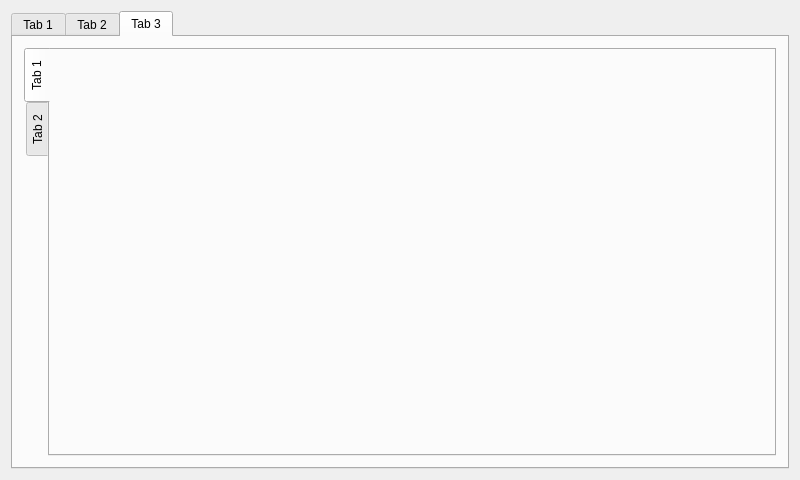
The window that examples/tabwidgetexamples/mainwindow.ui (AbelTian/LibQQt) describes before a commit, drawn with Qt 5.
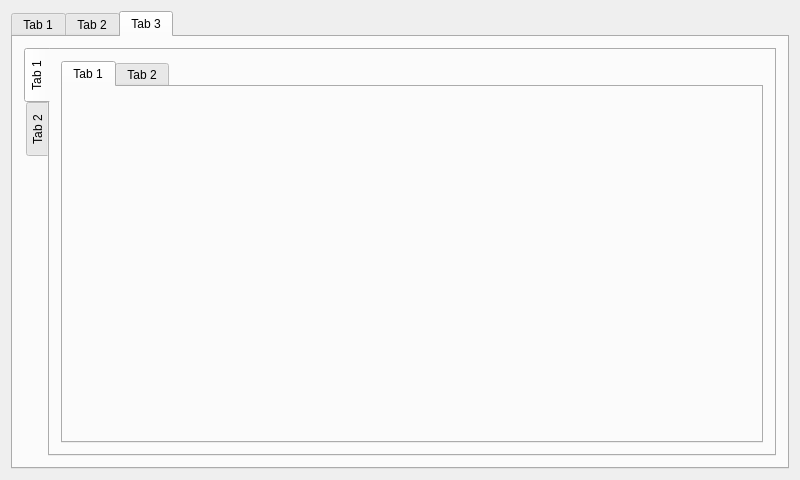
The same window after the commit. The open tabs and pages were chosen to show the change. Custom widgets are drawn as their Qt base class.

Commit message: update picture effect tabbar

```diff
--- a/examples/tabwidgetexamples/mainwindow.ui
+++ b/examples/tabwidgetexamples/mainwindow.ui
@@ -141,6 +141,22 @@
            <attribute name="title">
             <string>Tab 1</string>
            </attribute>
+           <layout class="QHBoxLayout" name="horizontalLayout_5">
+            <item>
+             <widget class="QQtPictureEffectTabWidget" name="tw1">
+              <widget class="QWidget" name="tab_14">
+               <attribute name="title">
+                <string>Tab 1</string>
+               </attribute>
+              </widget>
+              <widget class="QWidget" name="tab_15">
+               <attribute name="title">
+                <string>Tab 2</string>
+               </attribute>
+              </widget>
+             </widget>
+            </item>
+           </layout>
           </widget>
           <widget class="QWidget" name="tab_11">
            <attribute name="title">
```
Left out of the diff: 2 changed lines with no effect on the pictures. The commit also changes 16 other files.
